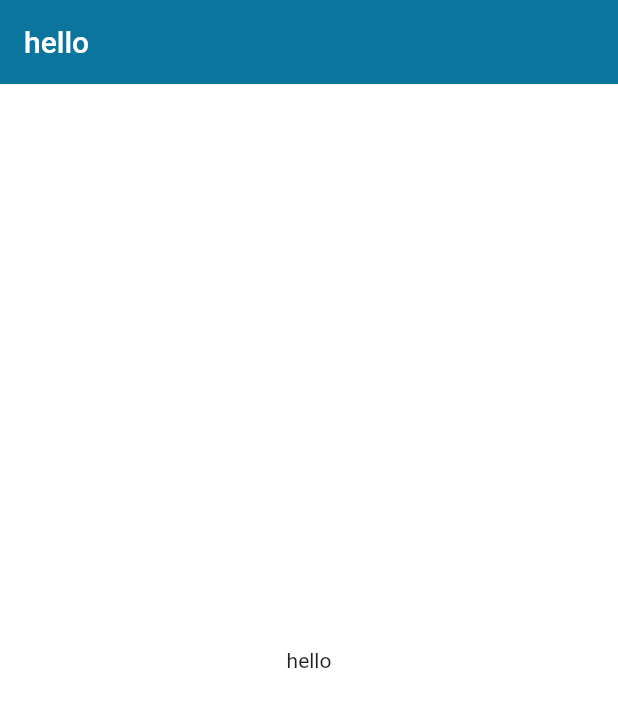
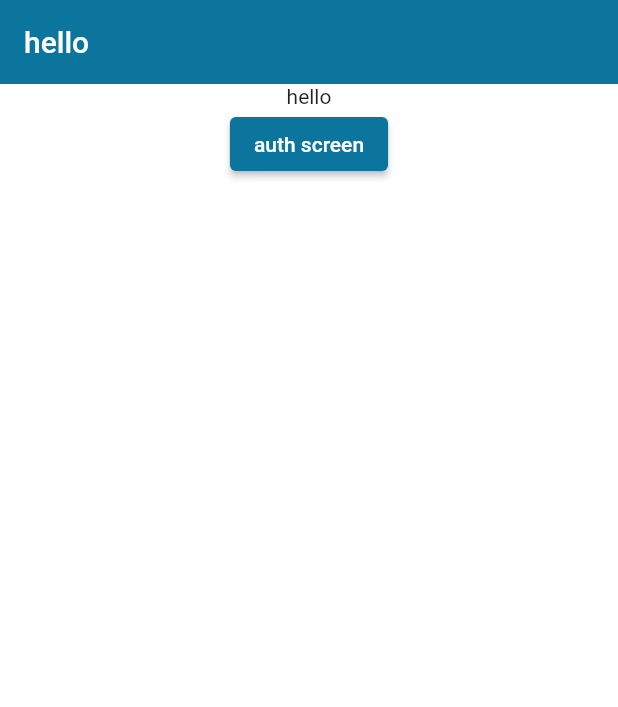
Before and after one commit to kaibalyajena/SHOP-DOOR, a Flutter app: the screen it shows after launch, on a phone screen of 412 x 824 dp. Shown: the top 707 px of the screen. Run offline on Flutter 3.47's test engine with Material 2 defaults, Android fonts, the phone set to English and light mode, and no system bars.

```diff
--- a/lib/main.dart
+++ b/lib/main.dart
@@ -1,5 +1,7 @@
 import 'package:flutter/material.dart';
 import 'package:shop_door/constants/global_variables.dart';
+import 'package:shop_door/features/auth/screens/auth_screen.dart';
+import 'package:shop_door/router.dart';
 
 void main() {
   runApp(const MyApp());
@@ -18,11 +20,23 @@ class MyApp extends StatelessWidget {
               elevation: 0, iconTheme: IconThemeData(color: Colors.black)),
           colorScheme:
               const ColorScheme.light(primary: GlobalVariables.secondaryColor)),
+      onGenerateRoute: (settings) => generateRoute(settings),
       home: Scaffold(
         appBar: AppBar(
           title: const Text("hello"),
         ),
-        body: const Center(child: Text("hello")),
+        body: Center(
+          child: Column(children: [
+            const Text("hello"),
+            Builder(builder: (context) {
+              return ElevatedButton(
+                  onPressed: () {
+                    Navigator.pushNamed(context, AuthScreen.routeName);
+                  },
+                  child: const Text("auth screen"));
+            })
+          ]),
+        ),
       ),
     );
   }
```
